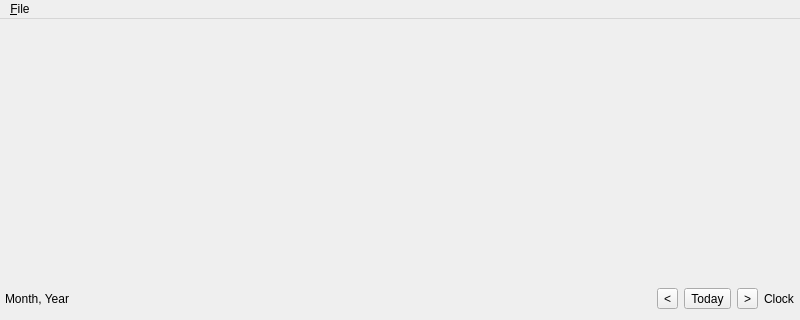
First picture: the form in UI/luna-calendar.ui, repository textbrowser/luna, before the edit; both pictures show x 0 to 800 and y 0 to 320 of the 800 by 600 pixel window.
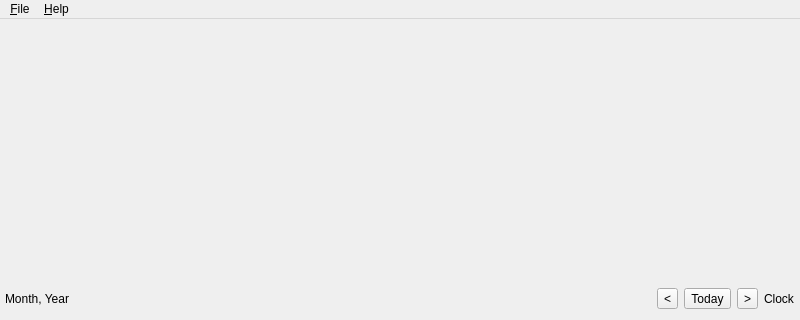
Second picture: the form after the edit.

```diff
--- a/UI/luna-calendar.ui
+++ b/UI/luna-calendar.ui
@@ -99,7 +99,14 @@
     </property>
     <addaction name="action_Exit"/>
    </widget>
+   <widget class="QMenu" name="menu_Help">
+    <property name="title">
+     <string>&amp;Help</string>
+    </property>
+    <addaction name="action_About"/>
+   </widget>
    <addaction name="menu_File"/>
+   <addaction name="menu_Help"/>
   </widget>
   <widget class="QStatusBar" name="status_bar"/>
   <action name="action_Exit">
```
Left out of the diff: 5 changed lines with no effect on the pictures.
